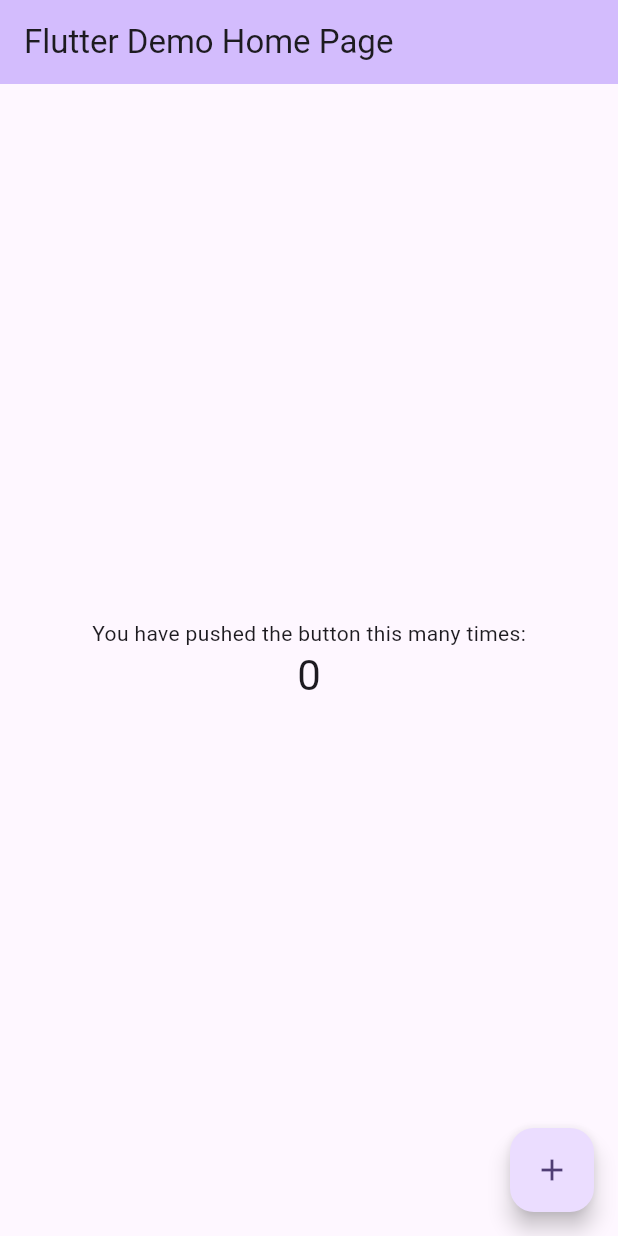
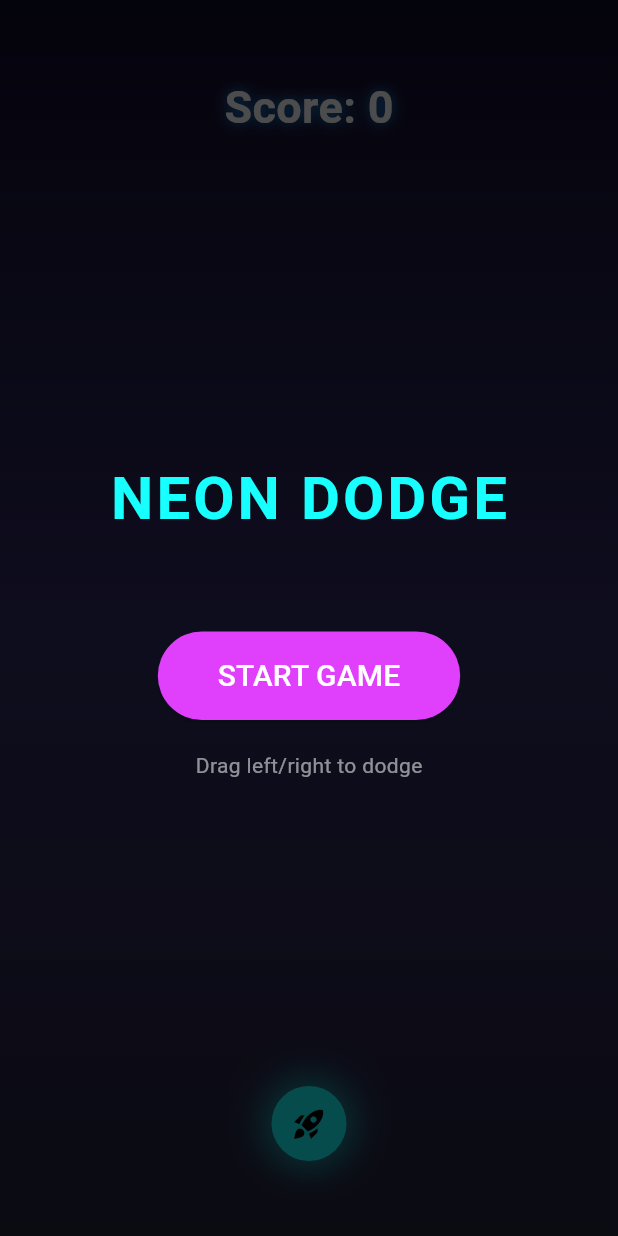
Before and after one commit to could-ai/019ac0a6-6569-73ca-9188-69907ac4719d, a Flutter app: the screen it shows after launch, on a phone screen of 412 x 824 dp. Run offline on Flutter 3.47's test engine with Material 3 defaults, Android fonts, the phone set to English and light mode, and no system bars.

Commit message:
Created a complete 'Neon Dodge' game. - Replaced the default counter app with a game loop using Ticker. - Implemented player movement via horizontal drag. - Added enemy spawning logic with increasing difficulty. - Added a starfield background effect. - Implemented collision detection and scoring system. - Added Game Over and Start screens with neon aesthetics.

```diff
--- a/usr/lib/main.dart
+++ b/usr/lib/main.dart
@@ -1,4 +1,7 @@
+import 'dart:async';
+import 'dart:math';
 import 'package:flutter/material.dart';
+import 'package:flutter/services.dart';
 
 void main() {
   runApp(const MyApp());
@@ -7,117 +10,333 @@ void main() {
 class MyApp extends StatelessWidget {
   const MyApp({super.key});
 
-  // This widget is the root of your application.
   @override
   Widget build(BuildContext context) {
     return MaterialApp(
-      title: 'Flutter Demo',
+      title: 'Neon Dodge',
       debugShowCheckedModeBanner: false,
-      theme: ThemeData(
-        // This is the theme of your application.
-        //
-        // TRY THIS: Try running your application with "flutter run". You'll see
-        // the application has a purple toolbar. Then, without quitting the app,
-        // try changing the seedColor in the colorScheme below to Colors.green
-        // and then invoke "hot reload" (save your changes or press the "hot
-        // reload" button in a Flutter-supported IDE, or press "r" if you used
-        // the command line to start the app).
-        //
-        // Notice that the counter didn't reset back to zero; the application
-        // state is not lost during the reload. To reset the state, use hot
-        // restart instead.
-        //
-        // This works for code too, not just values: Most code changes can be
-        // tested with just a hot reload.
-        colorScheme: ColorScheme.fromSeed(seedColor: Colors.deepPurple),
+      theme: ThemeData.dark().copyWith(
+        scaffoldBackgroundColor: const Color(0xFF050510),
+        colorScheme: const ColorScheme.dark(
+          primary: Colors.cyanAccent,
+          secondary: Colors.purpleAccent,
+        ),
       ),
       initialRoute: '/',
       routes: {
-        '/': (context) => const MyHomePage(title: 'Flutter Demo Home Page'),
+        '/': (context) => const GameScreen(),
       },
     );
   }
 }
 
-class MyHomePage extends StatefulWidget {
-  const MyHomePage({super.key, required this.title});
-
-  // This widget is the home page of your application. It is stateful, meaning
-  // that it has a State object (defined below) that contains fields that affect
-  // how it looks.
-
-  // This class is the configuration for the state. It holds the values (in this
-  // case the title) provided by the parent (in this case the App widget) and
-  // used by the build method of the State. Fields in a Widget subclass are
-  // always marked "final".
-
-  final String title;
+class GameScreen extends StatefulWidget {
+  const GameScreen({super.key});
 
   @override
-  State<MyHomePage> createState() => _MyHomePageState();
+  State<GameScreen> createState() => _GameScreenState();
 }
 
-class _MyHomePageState extends State<MyHomePage> {
-  int _counter = 0;
+class _GameScreenState extends State<GameScreen> with SingleTickerProviderStateMixin {
+  // Game State
+  bool isPlaying = false;
+  bool isGameOver = false;
+  int score = 0;
+  double playerX = 0.0;
 
-  void _incrementCounter() {
+  // Configuration
+  late double screenWidth;
+  late double screenHeight;
+  final double playerSize = 50.0;
+  final double enemySize = 40.0;
+  double gameSpeed = 3.0;
+
+  // Entities
+  List<Enemy> enemies = [];
+  List<Star> stars = [];
+
+  // Loop
+  late Ticker _ticker;
+  final Random _random = Random();
+  int _spawnTimer = 0;
+
+  @override
+  void initState() {
+    super.initState();
+    // Ticker runs every frame (approx 60fps)
+    _ticker = createTicker(_onTick);
+
+    // Hide status bar for immersion
+    SystemChrome.setEnabledSystemUIMode(SystemUiMode.immersiveSticky);
+  }
+
+  @override
+  void didChangeDependencies() {
+    super.didChangeDependencies();
+    screenWidth = MediaQuery.of(context).size.width;
+    screenHeight = MediaQuery.of(context).size.height;
+    playerX = screenWidth / 2 - playerSize / 2;
+  }
+
+  @override
+  void dispose() {
+    _ticker.dispose();
+    super.dispose();
+  }
+
+  void _startGame() {
     setState(() {
-      // This call to setState tells the Flutter framework that something has
-      // changed in this State, which causes it to rerun the build method below
-      // so that the display can reflect the updated values. If we changed
-      // _counter without calling setState(), then the build method would not be
-      // called again, and so nothing would appear to happen.
-      _counter++;
+      isPlaying = true;
+      isGameOver = false;
+      score = 0;
+      enemies.clear();
+      stars.clear();
+      gameSpeed = 4.0;
+      playerX = screenWidth / 2 - playerSize / 2;
+    });
+    _ticker.start();
+  }
+
+  void _stopGame() {
+    _ticker.stop();
+    setState(() {
+      isPlaying = false;
+      isGameOver = true;
+    });
+  }
+
+  void _onTick(Duration elapsed) {
+    if (!isPlaying) return;
+
+    setState(() {
+      // 1. Spawn Enemies
+      _spawnTimer++;
+      if (_spawnTimer > (60 - score / 50).clamp(20, 60)) { // Spawn faster as score increases
+        _spawnTimer = 0;
+        enemies.add(Enemy(
+          x: _random.nextDouble() * (screenWidth - enemySize),
+          y: -enemySize,
+          speed: gameSpeed + _random.nextDouble() * 2,
+          color: Colors.primaries[_random.nextInt(Colors.primaries.length)],
+        ));
+      }
+
+      // 2. Spawn Background Stars (Visual effect)
+      if (_random.nextInt(10) == 0) {
+        stars.add(Star(
+          x: _random.nextDouble() * screenWidth,
+          y: -5.0,
+          speed: 1.0 + _random.nextDouble() * 3,
+          size: 1.0 + _random.nextDouble() * 2,
+        ));
+      }
+
+      // 3. Update Enemies
+      for (var enemy in enemies) {
+        enemy.y += enemy.speed;
+      }
+
+      // 4. Update Stars
+      for (var star in stars) {
+        star.y += star.speed;
+      }
+
+      // 5. Cleanup off-screen entities
+      enemies.removeWhere((e) {
+        if (e.y > screenHeight) {
+          score += 10; // Score for dodging
+          if (score % 100 == 0) gameSpeed += 0.5; // Increase difficulty
+          return true;
+        }
+        return false;
+      });
+      stars.removeWhere((s) => s.y > screenHeight);
+
+      // 6. Collision Detection
+      final playerRect = Rect.fromLTWH(playerX + 10, screenHeight - 100, playerSize - 20, playerSize - 20);
+
+      for (var enemy in enemies) {
+        final enemyRect = Rect.fromLTWH(enemy.x, enemy.y, enemySize, enemySize);
+        if (playerRect.overlaps(enemyRect)) {
+          _stopGame();
+          break;
+        }
+      }
+    });
+  }
+
+  void _updatePlayerPosition(DragUpdateDetails details) {
+    if (!isPlaying) return;
+    setState(() {
+      playerX += details.delta.dx;
+      // Keep player within screen bounds
+      playerX = playerX.clamp(0.0, screenWidth - playerSize);
     });
   }
 
   @override
   Widget build(BuildContext context) {
-    // This method is rerun every time setState is called, for instance as done
-    // by the _incrementCounter method above.
-    //
-    // The Flutter framework has been optimized to make rerunning build methods
-    // fast, so that you can just rebuild anything that needs updating rather
-    // than having to individually change instances of widgets.
     return Scaffold(
-      appBar: AppBar(
-        // TRY THIS: Try changing the color here to a specific color (to
-        // Colors.amber, perhaps?) and trigger a hot reload to see the AppBar
-        // change color while the other colors stay the same.
-        backgroundColor: Theme.of(context).colorScheme.inversePrimary,
-        // Here we take the value from the MyHomePage object that was created by
-        // the App.build method, and use it to set our appbar title.
-        title: Text(widget.title),
-      ),
-      body: Center(
-        // Center is a layout widget. It takes a single child and positions it
-        // in the middle of the parent.
-        child: Column(
-          // Column is also a layout widget. It takes a list of children and
-          // arranges them vertically. By default, it sizes itself to fit its
-          // children horizontally, and tries to be as tall as its parent.
-          //
-          // Column has various properties to control how it sizes itself and
-          // how it positions its children. Here we use mainAxisAlignment to
-          // center the children vertically; the main axis here is the vertical
-          // axis because Columns are vertical (the cross axis would be
-          // horizontal).
-          //
-          // TRY THIS: Invoke "debug painting" (choose the "Toggle Debug Paint"
-          // action in the IDE, or press "p" in the console), to see the
-          // wireframe for each widget.
-          mainAxisAlignment: MainAxisAlignment.center,
-          children: <Widget>[
-            const Text('You have pushed the button this many times:'),
-            Text('$_counter', style: Theme.of(context).textTheme.headlineMedium),
+      body: GestureDetector(
+        onHorizontalDragUpdate: _updatePlayerPosition,
+        child: Stack(
+          children: [
+            // Background Gradient
+            Container(
+              decoration: const BoxDecoration(
+                gradient: LinearGradient(
+                  begin: Alignment.topCenter,
+                  end: Alignment.bottomCenter,
+                  colors: [Color(0xFF0F0C29), Color(0xFF302B63), Color(0xFF24243E)],
+                ),
+              ),
+            ),
+
+            // Stars
+            ...stars.map((star) => Positioned(
+              left: star.x,
+              top: star.y,
+              child: Container(
+                width: star.size,
+                height: star.size,
+                decoration: const BoxDecoration(
+                  color: Colors.white,
+                  shape: BoxShape.circle,
+                ),
+              ),
+            )),
+
+            // Player
+            Positioned(
+              left: playerX,
+              top: screenHeight - 100,
+              child: Container(
+                width: playerSize,
+                height: playerSize,
+                decoration: BoxDecoration(
+                  color: Colors.cyanAccent,
+                  shape: BoxShape.circle,
+                  boxShadow: [
+                    BoxShadow(
+                      color: Colors.cyanAccent.withOpacity(0.6),
+                      blurRadius: 20,
+                      spreadRadius: 5,
+                    ),
+                  ],
+                ),
+                child: const Icon(Icons.rocket_launch, color: Colors.black),
+              ),
+            ),
+
+            // Enemies
+            ...enemies.map((enemy) => Positioned(
+              left: enemy.x,
+              top: enemy.y,
+              child: Container(
+                width: enemySize,
+                height: enemySize,
+                decoration: BoxDecoration(
+                  color: enemy.color,
+                  borderRadius: BorderRadius.circular(8),
+                  boxShadow: [
+                    BoxShadow(
+                      color: enemy.color.withOpacity(0.6),
+                      blurRadius: 15,
+                      spreadRadius: 2,
+                    ),
+                  ],
+                ),
+                child: const Icon(Icons.warning_amber_rounded, color: Colors.white, size: 20),
+              ),
+            )),
+
+            // Score Display
+            Positioned(
+              top: 50,
+              left: 0,
+              right: 0,
+              child: Center(
+                child: Text(
+                  'Score: $score',
+                  style: const TextStyle(
+                    color: Colors.white,
+                    fontSize: 30,
+                    fontWeight: FontWeight.bold,
+                    shadows: [Shadow(color: Colors.blue, blurRadius: 10)],
+                  ),
+                ),
+              ),
+            ),
+
+            // Start / Game Over Screen
+            if (!isPlaying)
+              Container(
+                color: Colors.black.withOpacity(0.7),
+                child: Center(
+                  child: Column(
+                    mainAxisAlignment: MainAxisAlignment.center,
+                    children: [
+                      Text(
+                        isGameOver ? 'GAME OVER' : 'NEON DODGE',
+                        style: TextStyle(
+                          color: isGameOver ? Colors.redAccent : Colors.cyanAccent,
+                          fontSize: 40,
+                          fontWeight: FontWeight.bold,
+                          letterSpacing: 2,
+                        ),
+                      ),
+                      const SizedBox(height: 20),
+                      if (isGameOver)
+                        Text(
+                          'Final Score: $score',
+                          style: const TextStyle(color: Colors.white70, fontSize: 24),
+                        ),
+                      const SizedBox(height: 40),
+                      ElevatedButton(
+                        onPressed: _startGame,
+                        style: ElevatedButton.styleFrom(
+                          backgroundColor: Colors.purpleAccent,
+                          padding: const EdgeInsets.symmetric(horizontal: 40, vertical: 15),
+                          shape: RoundedRectangleBorder(
+                            borderRadius: BorderRadius.circular(30),
+                          ),
+                        ),
+                        child: Text(
+                          isGameOver ? 'RETRY' : 'START GAME',
+                          style: const TextStyle(fontSize: 20, color: Colors.white),
+                        ),
+                      ),
+                      const SizedBox(height: 20),
+                      const Text(
+                        'Drag left/right to dodge',
+                        style: TextStyle(color: Colors.white54),
+                      ),
+                    ],
+                  ),
+                ),
+              ),
           ],
         ),
       ),
-      floatingActionButton: FloatingActionButton(
-        onPressed: _incrementCounter,
-        tooltip: 'Increment',
-        child: const Icon(Icons.add),
-      ), // This trailing comma makes auto-formatting nicer for build methods.
     );
   }
 }
+
+// Helper Classes
+class Enemy {
+  double x;
+  double y;
+  double speed;
+  Color color;
+
+  Enemy({required this.x, required this.y, required this.speed, required this.color});
+}
+
+class Star {
+  double x;
+  double y;
+  double speed;
+  double size;
+
+  Star({required this.x, required this.y, required this.speed, required this.size});
+}
```
